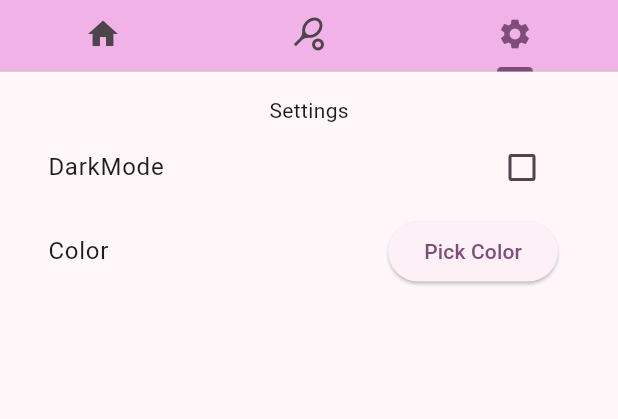
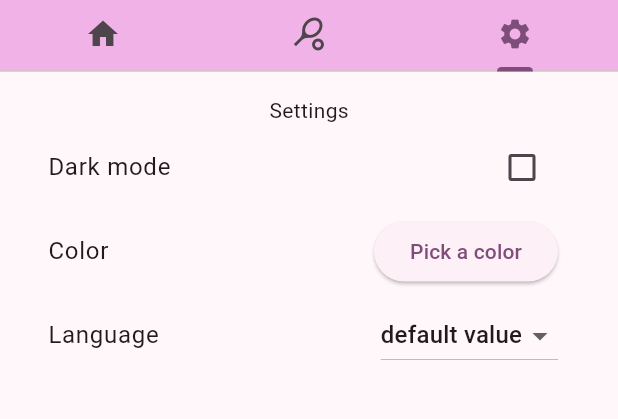
Before and after one commit to ComteHerrapait/DadouFit, a Flutter app: the screen it shows after launch, tab 3 chosen, on a phone screen of 412 x 824 dp, the part 38-457 px from its top. Run offline on Flutter 3.47's test engine with Material 3 defaults, Android fonts, the phone set to English and light mode, and no system bars; our stand-ins replace flutter_colorpicker, shared_preferences; generated files the repository leaves out were written again; network calls fail.

Commit message:
more translations

```diff
--- a/lib/l10n/app_en.arb
+++ b/lib/l10n/app_en.arb
@@ -3,5 +3,15 @@
   "welcomeFitBoy": "Welcome, Fit Boy !",
   "filterLabel" : "Filters",
   "doinsportApiWarning": "This applications uses doinsport.club's API",
-  "generatedByDallE": "generated by DALL·E"
+  "generatedByDallE": "generated by DALL·E",
+  "defaultValue": "default value",
+
+  "settingsTitle": "Settings",
+  "settingsDarkMode": "Dark mode",
+  "settingsColor": "Color",
+  "settingsColorPick": "Pick a color",
+  "settingsLocale": "Language",
+
+  "close": "Close",
+  "open": "Open"
 }
--- a/lib/src/dadoufit.dart
+++ b/lib/src/dadoufit.dart
@@ -21,6 +21,8 @@ class DadouFitApp extends StatelessWidget {
         child: Builder(
           builder: (context) {
             final themeProvider = Provider.of<SettingsProvider>(context);
+            final settingsProvider = Provider.of<SettingsProvider>(context);
+
             return MaterialApp(
               title: 'DadouFit',
               theme: themeProvider.theme(),
@@ -31,6 +33,7 @@ class DadouFitApp extends StatelessWidget {
               ),
               localizationsDelegates: AppLocalizations.localizationsDelegates,
               supportedLocales: AppLocalizations.supportedLocales,
+              locale: settingsProvider.locale,
             );
           },
         ),
--- a/lib/src/pages/settingspage.dart
+++ b/lib/src/pages/settingspage.dart
@@ -1,6 +1,8 @@
 import 'package:dadoufit/src/providers/themeprovider.dart';
+import 'package:dadoufit/src/utils/ContextExtension.dart';
 import 'package:flutter/material.dart';
 import 'package:flutter_colorpicker/flutter_colorpicker.dart';
+import 'package:flutter_gen/gen_l10n/app_localizations.dart';
 import 'package:provider/provider.dart';
 
 class SettingsPage extends StatelessWidget {
@@ -17,9 +19,9 @@ class SettingsPage extends StatelessWidget {
         crossAxisAlignment: CrossAxisAlignment.start,
         mainAxisAlignment: MainAxisAlignment.start,
         children: [
-          Center(child: const Text("Settings")),
+          Center(child: Text(context.translations.settingsTitle)),
           ListTile(
-            title: const Text("DarkMode"),
+            title: Text(context.translations.settingsDarkMode),
             trailing: Checkbox(
               value: settingsProvider.isDarkMode,
               onChanged: (v) {
@@ -31,14 +33,33 @@ class SettingsPage extends StatelessWidget {
             ),
           ),
           ListTile(
-            title: Text("Color"),
+            title: Text(context.translations.settingsColor),
             trailing: ElevatedButton(
-              child: const Text('Pick Color'),
+              child: Text(context.translations.settingsColorPick),
               onPressed:
                   () => showDialog<String>(
                     context: context,
                     builder: (BuildContext context) => ColorPicker(),
                   ),
+            ),
+          ),
+          ListTile(
+            title: Text(context.translations.settingsLocale),
+            trailing: DropdownButton<Locale?>(
+              value: settingsProvider.locale,
+              items: [
+                DropdownMenuItem<Locale?>(
+                  value: null,
+                  child: Text(context.translations.defaultValue),
+                ),
+                ...AppLocalizations.supportedLocales.map((locale) {
+                  return DropdownMenuItem<Locale?>(
+                    value: locale,
+                    child: Text(locale.languageCode.toUpperCase()),
+                  );
+                }),
+              ],
+              onChanged: settingsProvider.changeLocale,
             ),
           ),
         ],
@@ -70,7 +91,7 @@ class ColorPicker extends StatelessWidget {
               onPressed: () {
                 Navigator.pop(context);
               },
-              child: const Text('Close'),
+              child: Text(context.translations.close),
             ),
           ],
         ),
--- a/lib/src/providers/themeprovider.dart
+++ b/lib/src/providers/themeprovider.dart
@@ -4,6 +4,7 @@ import 'package:shared_preferences/shared_preferences.dart';
 class SettingsProvider extends ChangeNotifier {
   ThemeMode themeMode = ThemeMode.dark;
   Color color = Color.fromARGB(125, 255, 50, 255);
+  Locale? locale; // null -> automatic detection
 
   SettingsProvider() {
     _init();
@@ -43,4 +44,9 @@ class SettingsProvider extends ChangeNotifier {
       ),
     );
   }
+
+  void changeLocale(Locale? newLocale) async {
+    locale = newLocale;
+    notifyListeners();
+  }
 }
```
Also changed, not shown: lib/l10n/app_fr.arb (+11 -1 lines).
